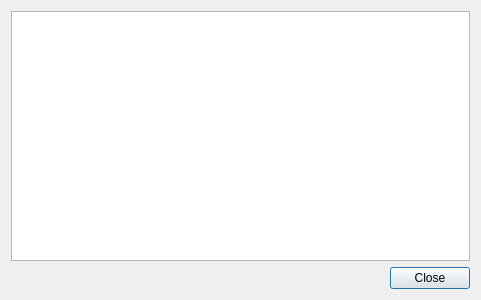
Old version of the form src/cplus_plugin/ui/validation_inspector_dialog.ui in the repository ConservationInternational/cplus-plugin.
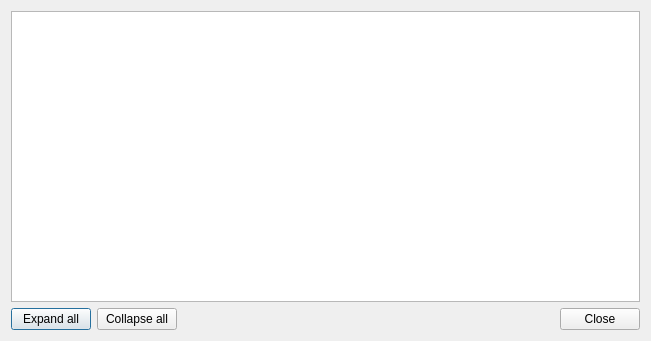
New version of the form.

Commit message: Incorporate validation framework UI.

Diff of the .ui file:
```diff
--- a/src/cplus_plugin/ui/validation_inspector_dialog.ui
+++ b/src/cplus_plugin/ui/validation_inspector_dialog.ui
@@ -6,19 +6,22 @@
    <rect>
     <x>0</x>
     <y>0</y>
-    <width>481</width>
-    <height>300</height>
+    <width>651</width>
+    <height>341</height>
    </rect>
   </property>
   <property name="windowTitle">
    <string>Validation Inspector</string>
   </property>
   <layout class="QGridLayout" name="gridLayout">
-   <item row="0" column="0">
+   <item row="0" column="0" colspan="3">
     <widget class="QTreeWidget" name="tw_results">
      <property name="editTriggers">
       <set>QAbstractItemView::NoEditTriggers</set>
      </property>
+     <property name="rootIsDecorated">
+      <bool>true</bool>
+     </property>
      <attribute name="headerVisible">
       <bool>false</bool>
      </attribute>
@@ -30,6 +33,26 @@
     </widget>
    </item>
    <item row="1" column="0">
+    <widget class="QPushButton" name="btn_expand">
+     <property name="toolTip">
+      <string>Expand all rule result items</string>
+     </property>
+     <property name="text">
+      <string>Expand all</string>
+     </property>
+    </widget>
+   </item>
+   <item row="1" column="1">
+    <widget class="QPushButton" name="btn_collapse">
+     <property name="toolTip">
+      <string>Collapse all rule result items</string>
+     </property>
+     <property name="text">
+      <string>Collapse all</string>
+     </property>
+    </widget>
+   </item>
+   <item row="1" column="2">
     <widget class="QDialogButtonBox" name="buttonBox">
      <property name="orientation">
       <enum>Qt::Horizontal</enum>
```
The commit also changes 16 other files.
